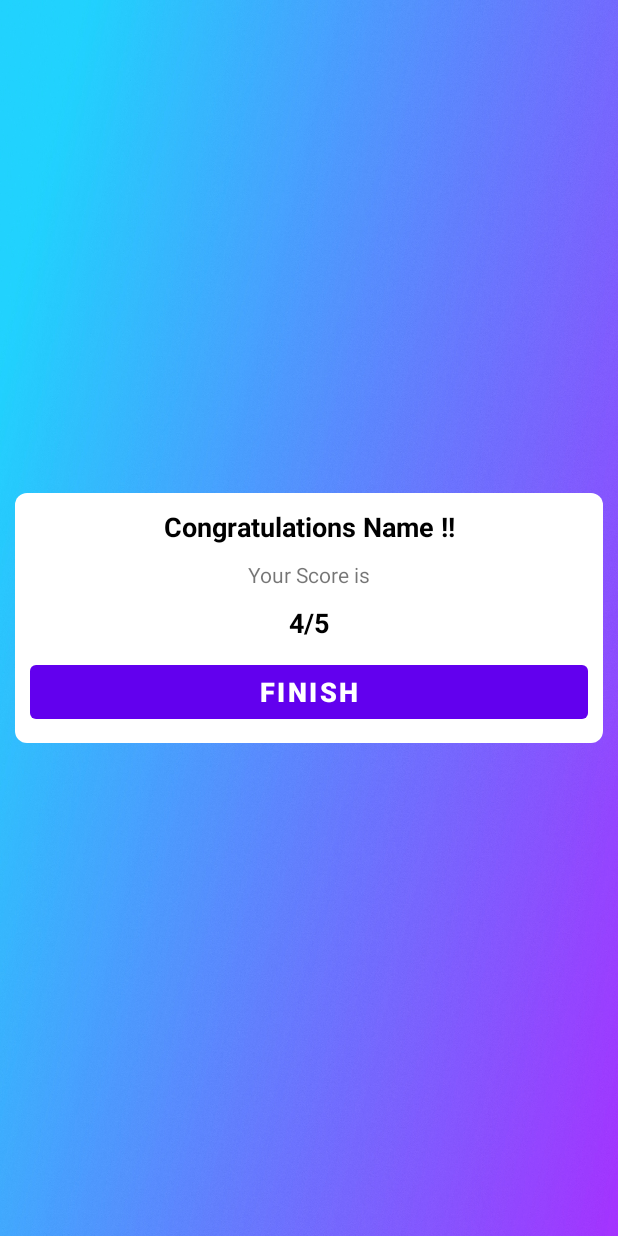
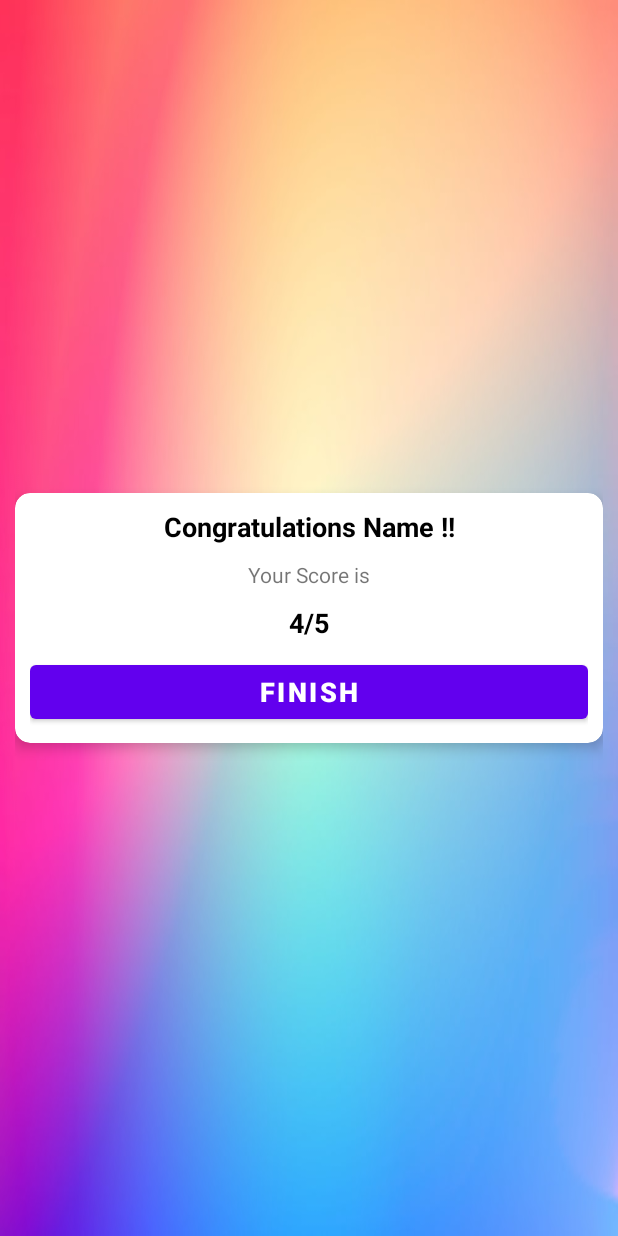
Before and after one commit to ShrutiMishra-2002/Androidbuzz-Quizophile, an Android app: the layout activity_result.xml on its own in the app's theme, with its tools: preview values and no code run, on a phone screen of 412 x 824 dp. Run offline under Robolectric (Android 15) with nearby library versions, the phone set to English and light mode, and no system bars.

Commit message:
bug: Binary XML error resolved

```diff
--- a/app/src/main/java/com/example/quizapp/Result.kt
+++ b/app/src/main/java/com/example/quizapp/Result.kt
@@ -17,7 +17,7 @@ class Result : AppCompatActivity() {
 
         congo.text="Congratulations ${userName} !!"
         Score.text="${score} / ${totalQuestion}"
-        button.setOnClickListener {
+        finishButton.setOnClickListener {
             startActivity(Intent(this,MainActivity::class.java))
             finish()
         }
--- a/app/src/main/res/layout/activity_result.xml
+++ b/app/src/main/res/layout/activity_result.xml
@@ -1,19 +1,17 @@
 <?xml version="1.0" encoding="utf-8"?>
 <LinearLayout xmlns:android="http://schemas.android.com/apk/res/android"
     xmlns:app="http://schemas.android.com/apk/res-auto"
-    xmlns:tools="http://schemas.android.com/tools"
     android:layout_width="match_parent"
     android:layout_height="match_parent"
     android:orientation="horizontal"
-    android:background="@drawable/kotlin"
+    android:background="@drawable/gradient"
     android:padding="10dp"
     android:gravity="center"
-    tools:context=".Result">
-
+>
     <androidx.cardview.widget.CardView
         android:layout_width="match_parent"
         android:layout_height="wrap_content"
-        app:cardCornerRadius="8dp"
+        app:cardCornerRadius="10dp"
         app:cardElevation="5dp"
         >
         <LinearLayout
@@ -52,7 +50,7 @@
                 android:textColor="@color/black"/>
 
             <Button
-                android:id="@+id/button"
+                android:id="@+id/finishButton"
                 android:layout_width="match_parent"
                 android:layout_height="wrap_content"
                 android:text="FINISH"
```
